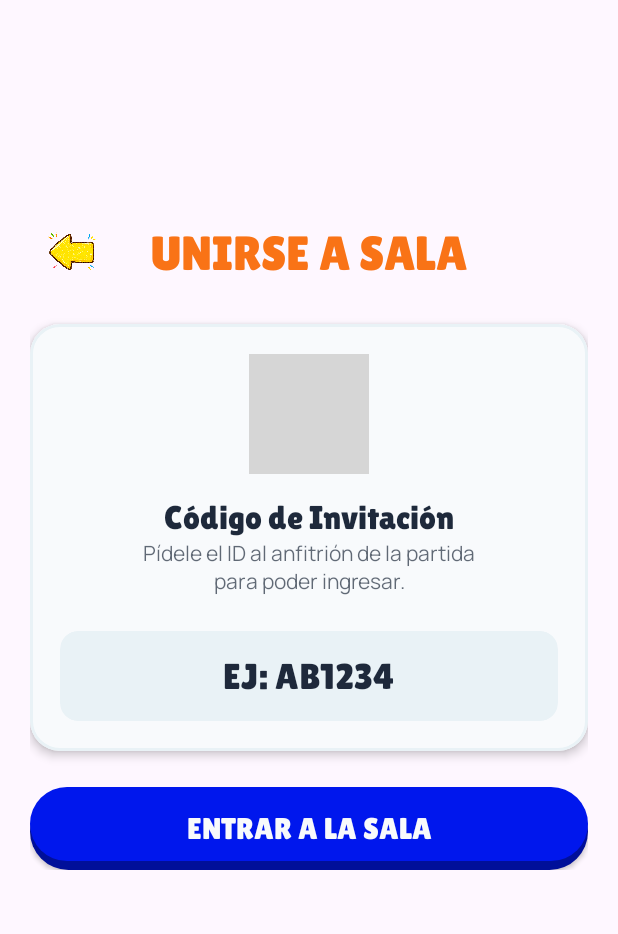
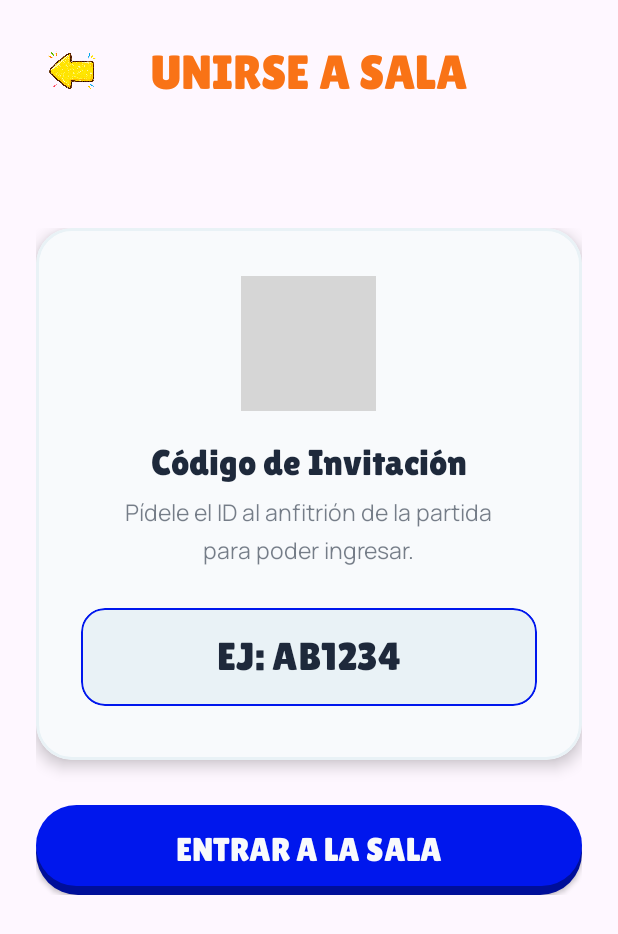
Before and after one commit to Aleman0318/Basta_Game, an Android app: the layout fragment_unirse_sala.xml on its own in the app's theme, with its tools: preview values and no code run, on a phone screen of 412 x 824 dp. Shown: the top 934 px of the screen. Run offline under Robolectric (Android 15) with nearby library versions, the phone set to English and light mode, and no system bars; grey boxes are pictures that could not be loaded.

Commit message:
Cambiando los archivos ya con la carpeta como van

```diff
--- a/app/src/main/java/com/example/basta_game/adapters/CategoriaAdapter.java
+++ b/app/src/main/java/com/example/basta_game/Adapters/CategoriaAdapter.java
@@ -1,4 +1,4 @@
-package com.example.basta_game.adapters;
+package com.example.basta_game.Adapters;
 
 import android.content.res.ColorStateList;
 import android.graphics.Color;
@@ -9,7 +9,7 @@ import android.widget.ImageView;
 import android.widget.TextView;
 import androidx.annotation.NonNull;
 import androidx.recyclerview.widget.RecyclerView;
-import com.example.basta_game.Models.Categoria;
+import com.example.basta_game.models.Categoria;
 import com.example.basta_game.R;
 import com.google.android.material.card.MaterialCardView;
 import java.util.List;
--- a/app/src/main/java/com/example/basta_game/adapters/JugadorAdapter.java
+++ b/app/src/main/java/com/example/basta_game/Adapters/JugadorAdapter.java
@@ -1,4 +1,4 @@
-package com.example.basta_game.adapters;
+package com.example.basta_game.Adapters;
 
 import android.graphics.Color;
 import android.view.LayoutInflater;
@@ -7,7 +7,7 @@ import android.view.ViewGroup;
 import android.widget.TextView;
 import androidx.annotation.NonNull;
 import androidx.recyclerview.widget.RecyclerView;
-import com.example.basta_game.Models.Jugador;
+import com.example.basta_game.models.Jugador;
 import com.example.basta_game.R;
 
 import java.util.List;
--- a/app/src/main/java/com/example/basta_game/fragments/Crear_salaFragment.java
+++ b/app/src/main/java/com/example/basta_game/Fragments/Crear_salaFragment.java
@@ -1,4 +1,4 @@
-package com.example.basta_game.fragments;
+package com.example.basta_game.Fragments;
 
 import android.os.Bundle;
 import androidx.fragment.app.Fragment;
@@ -11,8 +11,8 @@ import android.widget.SeekBar;
 import android.widget.TextView;
 import android.widget.Toast;
 import androidx.appcompat.widget.AppCompatButton;
-import com.example.basta_game.adapters.CategoriaAdapter;
-import com.example.basta_game.Models.Categoria;
+import com.example.basta_game.Adapters.CategoriaAdapter;
+import com.example.basta_game.models.Categoria;
 import com.example.basta_game.R;
 import java.util.ArrayList;
 import java.util.List;
--- a/app/src/main/java/com/example/basta_game/fragments/JugarFragment.java
+++ b/app/src/main/java/com/example/basta_game/Fragments/JugarFragment.java
@@ -1,4 +1,4 @@
-package com.example.basta_game.fragments;
+package com.example.basta_game.Fragments;
 
 import android.os.Bundle;
 import androidx.fragment.app.Fragment;
--- a/app/src/main/java/com/example/basta_game/fragments/LobbyFragment.java
+++ b/app/src/main/java/com/example/basta_game/Fragments/LobbyFragment.java
@@ -1,4 +1,4 @@
-package com.example.basta_game.fragments;
+package com.example.basta_game.Fragments;
 
 import android.content.res.ColorStateList;
 import android.graphics.Color;
@@ -12,9 +12,9 @@ import android.view.ViewGroup;
 import android.widget.ImageView;
 import android.widget.TextView;
 import androidx.appcompat.widget.AppCompatButton;
-import com.example.basta_game.Models.Jugador;
+import com.example.basta_game.models.Jugador;
 import com.example.basta_game.R;
-import com.example.basta_game.adapters.JugadorAdapter;
+import com.example.basta_game.Adapters.JugadorAdapter;
 import java.util.ArrayList;
 import java.util.List;
 
--- a/app/src/main/java/com/example/basta_game/fragments/PerfilFragment.java
+++ b/app/src/main/java/com/example/basta_game/Fragments/PerfilFragment.java
@@ -1,4 +1,4 @@
-package com.example.basta_game.fragments;
+package com.example.basta_game.Fragments;
 
 import android.app.Dialog;
 import android.graphics.Color;
@@ -8,7 +8,7 @@ import androidx.fragment.app.Fragment;
 import android.view.LayoutInflater;
 import android.view.View;
 import android.view.ViewGroup;
-import android.widget.ImageView;
+
 import androidx.appcompat.widget.AppCompatButton;
 import com.google.android.material.card.MaterialCardView;
 import com.example.basta_game.R;
--- a/app/src/main/java/com/example/basta_game/fragments/RankingFragment.java
+++ b/app/src/main/java/com/example/basta_game/Fragments/RankingFragment.java
@@ -1,4 +1,4 @@
-package com.example.basta_game.fragments;
+package com.example.basta_game.Fragments;
 
 import android.os.Bundle;
 
--- a/app/src/main/java/com/example/basta_game/fragments/Unirse_salaFragment.java
+++ b/app/src/main/java/com/example/basta_game/Fragments/Unirse_salaFragment.java
@@ -1,4 +1,4 @@
-package com.example.basta_game.fragments;
+package com.example.basta_game.Fragments;
 
 import android.os.Bundle;
 import androidx.fragment.app.Fragment;
--- a/app/src/main/java/com/example/basta_game/HomeActivity.java
+++ b/app/src/main/java/com/example/basta_game/HomeActivity.java
@@ -7,9 +7,9 @@ import androidx.core.graphics.Insets;
 import androidx.core.view.ViewCompat;
 import androidx.core.view.WindowInsetsCompat;
 import androidx.fragment.app.Fragment;
-import com.example.basta_game.fragments.JugarFragment;
-import com.example.basta_game.fragments.PerfilFragment;
-import com.example.basta_game.fragments.RankingFragment;
+import com.example.basta_game.Fragments.JugarFragment;
+import com.example.basta_game.Fragments.PerfilFragment;
+import com.example.basta_game.Fragments.RankingFragment;
 import com.google.android.material.bottomnavigation.BottomNavigationView;
 
 public class HomeActivity extends AppCompatActivity {
--- a/app/src/main/java/com/example/basta_game/MainActivity.java
+++ b/app/src/main/java/com/example/basta_game/MainActivity.java
@@ -2,7 +2,6 @@ package com.example.basta_game;
 
 import android.os.Bundle;
 import android.widget.Toast;
-
 import androidx.activity.EdgeToEdge;
 import androidx.appcompat.app.AppCompatActivity;
 import androidx.core.graphics.Insets;
--- a/app/src/main/java/com/example/basta_game/RegistrarActivity.java
+++ b/app/src/main/java/com/example/basta_game/RegistrarActivity.java
@@ -4,7 +4,6 @@ import android.os.Bundle;
 import android.util.Log;
 import android.view.View;
 import android.widget.TextView;
-import android.widget.Toast;
 
 import androidx.activity.EdgeToEdge;
 import androidx.appcompat.app.AppCompatActivity;
@@ -14,12 +13,11 @@ import androidx.core.view.ViewCompat;
 import androidx.core.view.WindowInsetsCompat;
 
 //import de firebase
-import com.example.basta_game.Models.Usuario;
+import com.example.basta_game.models.Usuario;
 import com.google.firebase.auth.FirebaseAuth;
 import com.google.firebase.database.DatabaseReference;
 
 //imports notificacion personalizada
-import android.view.View;
 import com.example.basta_game.utils.NotificationHelper;
 
 import com.google.android.material.textfield.TextInputEditText;
--- a/app/src/main/java/com/example/basta_game/models/Categoria.java
+++ b/app/src/main/java/com/example/basta_game/models/Categoria.java
@@ -1,4 +1,4 @@
-package com.example.basta_game.Models;
+package com.example.basta_game.models;
 
 public class Categoria {
     private String nombre;
--- a/app/src/main/java/com/example/basta_game/models/Jugador.java
+++ b/app/src/main/java/com/example/basta_game/models/Jugador.java
@@ -1,4 +1,4 @@
-package com.example.basta_game.Models;
+package com.example.basta_game.models;
 
 public class Jugador {
     private String nombre;
--- a/app/src/main/java/com/example/basta_game/models/Usuario.java
+++ b/app/src/main/java/com/example/basta_game/models/Usuario.java
@@ -1,4 +1,4 @@
-package com.example.basta_game.Models;
+package com.example.basta_game.models;
 
 public class Usuario {
 
--- a/app/src/main/res/layout/fragment_unirse_sala.xml
+++ b/app/src/main/res/layout/fragment_unirse_sala.xml
@@ -6,18 +6,12 @@
     android:layout_height="match_parent"
     android:background="@color/colorTransparente">
 
-    <LinearLayout
+    <androidx.constraintlayout.widget.ConstraintLayout
+        android:id="@+id/headerUnirse"
         android:layout_width="match_parent"
         android:layout_height="wrap_content"
-        android:orientation="vertical"
         android:padding="20dp"
-        app:layout_constraintTop_toTopOf="parent"
-        app:layout_constraintBottom_toBottomOf="parent"
-        app:layout_constraintVertical_bias="0.35">
-
-        <androidx.constraintlayout.widget.ConstraintLayout
-            android:layout_width="match_parent"
-            android:layout_height="wrap_content">
+        app:layout_constraintTop_toTopOf="parent">
 
         <ImageView
             android:id="@+id/btnRegresar"
@@ -43,13 +37,19 @@
             app:layout_constraintTop_toTopOf="parent" />
     </androidx.constraintlayout.widget.ConstraintLayout>
 
-        <com.google.android.material.card.MaterialCardView
+    <LinearLayout
         android:layout_width="match_parent"
         android:layout_height="wrap_content"
-            android:layout_marginTop="20dp"
+        android:orientation="vertical"
+        android:paddingHorizontal="24dp"
+        app:layout_constraintTop_toBottomOf="@id/headerUnirse"
+        app:layout_constraintBottom_toBottomOf="parent"
+        app:layout_constraintVertical_bias="0.2"> <com.google.android.material.card.MaterialCardView
+        android:layout_width="match_parent"
+        android:layout_height="wrap_content"
         app:cardBackgroundColor="@color/colorBg"
-            app:cardCornerRadius="20dp"
-            app:cardElevation="4dp"
+        app:cardCornerRadius="24dp"
+        app:cardElevation="6dp"
         app:strokeColor="@color/colorGrisAzulado"
         app:strokeWidth="2dp">
 
@@ -57,14 +57,16 @@
             android:layout_width="match_parent"
             android:layout_height="wrap_content"
             android:orientation="vertical"
-                android:padding="20dp"
+            android:paddingTop="32dp"
+            android:paddingBottom="36dp"
+            android:paddingHorizontal="20dp"
             android:gravity="center">
 
             <ImageView
-                    android:layout_width="80dp"
-                    android:layout_height="80dp"
+                android:layout_width="90dp"
+                android:layout_height="90dp"
                 android:src="@drawable/ic_unirse_sala_naranja"
-                    android:layout_marginBottom="16dp"/>
+                android:layout_marginBottom="20dp"/>
 
             <TextView
                 android:layout_width="wrap_content"
@@ -72,38 +74,42 @@
                 android:fontFamily="@font/lilitaone_regular"
                 android:text="Código de Invitación"
                 android:textColor="@color/colorTextoP"
-                    android:textSize="22sp" />
+                android:textSize="24sp" />
 
             <TextView
                 android:layout_width="wrap_content"
                 android:layout_height="wrap_content"
-                    android:layout_marginBottom="24dp"
+                android:layout_marginTop="8dp"
+                android:layout_marginBottom="28dp"
                 android:fontFamily="@font/manrope_regular"
                 android:gravity="center"
                 android:text="Pídele el ID al anfitrión de la partida\npara poder ingresar."
                 android:textColor="@color/colorTextoP"
-                    android:alpha="0.7"
-                    android:textSize="14sp" />
+                android:alpha="0.6"
+                android:textSize="15sp"
+                android:lineSpacingExtra="4dp"/>
 
             <com.google.android.material.card.MaterialCardView
                 android:layout_width="match_parent"
                 android:layout_height="wrap_content"
+                android:layout_marginHorizontal="10dp"
                 app:cardBackgroundColor="@color/colorGrisAzulado"
-                    app:cardCornerRadius="12dp"
+                app:cardCornerRadius="16dp"
                 app:cardElevation="0dp"
-                    app:strokeWidth="0dp">
+                app:strokeColor="@color/colorPrimary"
+                app:strokeWidth="1dp">
 
                 <EditText
                     android:id="@+id/etSalaId"
                     android:layout_width="match_parent"
-                        android:layout_height="60dp"
+                    android:layout_height="65dp"
                     android:background="@null"
                     android:fontFamily="@font/lilitaone_regular"
                     android:gravity="center"
                     android:hint="EJ: AB1234"
                     android:textColorHint="@color/colorTextoP"
                     android:textColor="@color/colorPrimary"
-                        android:textSize="24sp"
+                    android:textSize="26sp"
                     android:textAllCaps="true"
                     android:maxLength="6"
                     android:maxLines="1"
@@ -116,13 +122,14 @@
         <androidx.appcompat.widget.AppCompatButton
             android:id="@+id/btnUnirseSalaFinal"
             android:layout_width="match_parent"
-            android:layout_height="55dp"
-            android:layout_marginTop="24dp"
+            android:layout_height="60dp"
+            android:layout_marginTop="30dp"
             android:background="@drawable/bg_boton_pildora"
             android:fontFamily="@font/lilitaone_regular"
             android:text="ENTRAR A LA SALA"
             android:textColor="@color/colorBg"
-            android:textSize="20sp" />
+            android:textSize="22sp"
+            android:elevation="4dp" />
 
     </LinearLayout>
 </androidx.constraintlayout.widget.ConstraintLayout>
```
Lines whose indentation alone changed are shown as unchanged.
